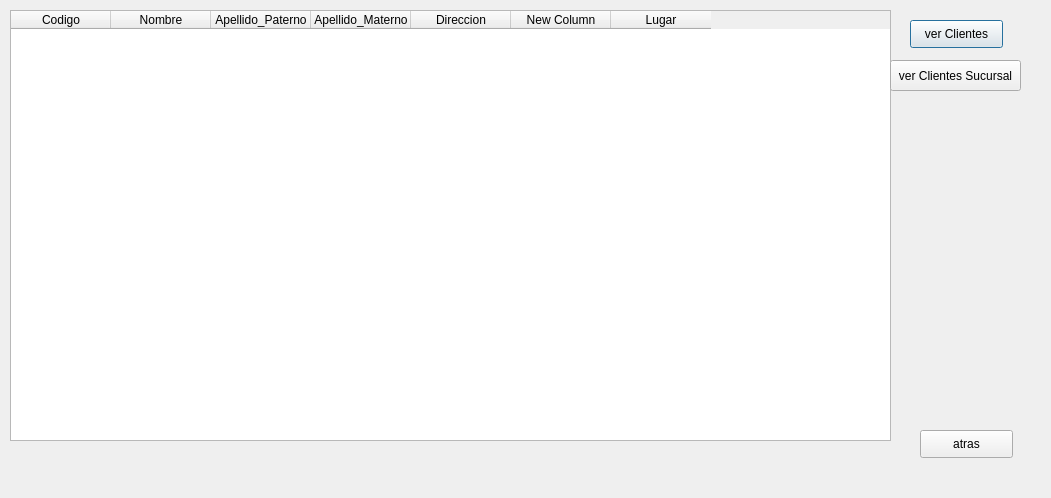
Above: RestSucursal/reportes.ui from kpzaolod6000/HELLOWORLD before the change. Below: the same form after it.
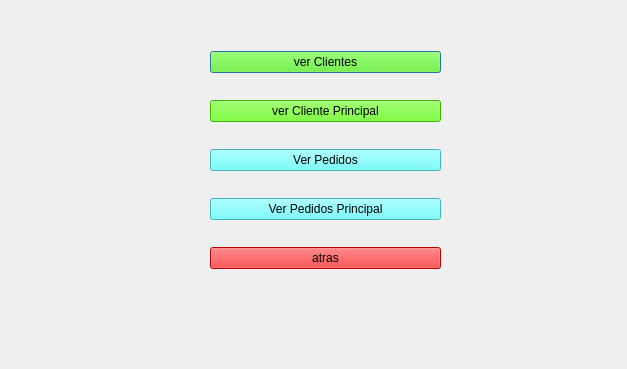
That is the form after the change.

The edit to the form file:
```diff
--- a/RestSucursal/reportes.ui
+++ b/RestSucursal/reportes.ui
@@ -6,96 +6,77 @@
    <rect>
     <x>0</x>
     <y>0</y>
-    <width>1051</width>
-    <height>498</height>
+    <width>627</width>
+    <height>369</height>
    </rect>
   </property>
   <property name="windowTitle">
    <string>Dialog</string>
   </property>
-  <widget class="QPushButton" name="pushButton_cliente">
+  <property name="styleSheet">
+   <string notr="true">background-color: qconicalgradient(cx:0.5, cy:0.5, angle:0, stop:0 rgba(35, 40, 3, 255), stop:0.16 rgba(136, 106, 22, 255), stop:0.225 rgba(166, 140, 41, 255), stop:0.285 rgba(204, 181, 74, 255), stop:0.345 rgba(235, 219, 102, 255), stop:0.415 rgba(245, 236, 112, 255), stop:0.52 rgba(209, 190, 76, 255), stop:0.57 rgba(187, 156, 51, 255), stop:0.635 rgba(168, 142, 42, 255), stop:0.695 rgba(202, 174, 68, 255), stop:0.75 rgba(218, 202, 86, 255), stop:0.815 rgba(208, 187, 73, 255), stop:0.88 rgba(187, 156, 51, 255), stop:0.935 rgba(137, 108, 26, 255), stop:1 rgba(35, 40, 3, 255));</string>
+  </property>
+  <widget class="QWidget" name="layoutWidget">
    <property name="geometry">
     <rect>
-     <x>910</x>
-     <y>20</y>
-     <width>93</width>
-     <height>28</height>
+     <x>210</x>
+     <y>30</y>
+     <width>231</width>
+     <height>261</height>
     </rect>
    </property>
-   <property name="text">
-    <string>ver Clientes</string>
-   </property>
-  </widget>
-  <widget class="QTableWidget" name="tableWidget">
-   <property name="geometry">
-    <rect>
-     <x>10</x>
-     <y>10</y>
-     <width>881</width>
-     <height>431</height>
-    </rect>
-   </property>
-   <column>
-    <property name="text">
-     <string>Codigo</string>
-    </property>
-   </column>
-   <column>
-    <property name="text">
-     <string>Nombre</string>
-    </property>
-   </column>
-   <column>
-    <property name="text">
-     <string>Apellido_Paterno</string>
-    </property>
-   </column>
-   <column>
-    <property name="text">
-     <string>Apellido_Materno</string>
-    </property>
-   </column>
-   <column>
-    <property name="text">
-     <string>Direccion</string>
-    </property>
-   </column>
-   <column>
-    <property name="text">
-     <string>New Column</string>
-    </property>
-   </column>
-   <column>
-    <property name="text">
-     <string>Lugar</string>
-    </property>
-   </column>
-  </widget>
-  <widget class="QPushButton" name="pushButton_clisucursal">
-   <property name="geometry">
-    <rect>
-     <x>890</x>
-     <y>60</y>
-     <width>131</width>
-     <height>31</height>
-    </rect>
-   </property>
-   <property name="text">
-    <string>ver Clientes Sucursal</string>
-   </property>
-  </widget>
-  <widget class="QPushButton" name="pushButton_back">
-   <property name="geometry">
-    <rect>
-     <x>920</x>
-     <y>430</y>
-     <width>93</width>
-     <height>28</height>
-    </rect>
-   </property>
-   <property name="text">
-    <string>atras</string>
-   </property>
+   <layout class="QVBoxLayout" name="verticalLayout">
+    <item>
+     <widget class="QPushButton" name="pushButton_cliente">
+      <property name="styleSheet">
+       <string notr="true">background-color: rgb(85, 255, 0);</string>
+      </property>
+      <property name="text">
+       <string>ver Clientes</string>
+      </property>
+     </widget>
+    </item>
+    <item>
+     <widget class="QPushButton" name="pushButton_clisucursal">
+      <property name="styleSheet">
+       <string notr="true">background-color: rgb(85, 255, 0);</string>
+      </property>
+      <property name="text">
+       <string>ver Cliente Principal</string>
+      </property>
+     </widget>
+    </item>
+    <item>
+     <widget class="QPushButton" name="pushButton_pedidos">
+      <property name="styleSheet">
+       <string notr="true">background-color: rgb(85, 255, 255);</string>
+      </property>
+      <property name="text">
+       <string>Ver Pedidos</string>
+      </property>
+     </widget>
+    </item>
+    <item>
+     <widget class="QPushButton" name="pushButton_pedidos_2">
+      <property name="styleSheet">
+       <string notr="true">background-color: rgb(85, 255, 255);</string>
+      </property>
+      <property name="text">
+       <string>Ver Pedidos Principal</string>
+      </property>
+     </widget>
+    </item>
+    <item>
+     <widget class="QPushButton" name="pushButton_back">
+      <property name="styleSheet">
+       <string notr="true">background-color: rgb(255, 0, 0);</string>
+      </property>
+      <property name="text">
+       <string>atras</string>
+      </property>
+     </widget>
+    </item>
+   </layout>
   </widget>
  </widget>
  <resources/>
```
